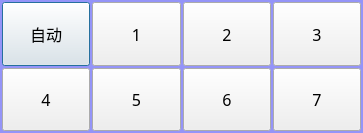
Before: the Qt Designer form AnalysisMode/wk6500Range.ui in caicaiking/WKEFactoryView2014, drawn with Qt 5.
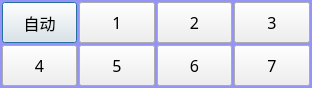
After: the same form once the commit is applied.

```diff
--- a/AnalysisMode/wk6500Range.ui
+++ b/AnalysisMode/wk6500Range.ui
@@ -6,8 +6,8 @@
    <rect>
     <x>0</x>
     <y>0</y>
-    <width>363</width>
-    <height>133</height>
+    <width>312</width>
+    <height>88</height>
    </rect>
   </property>
   <property name="font">
```
